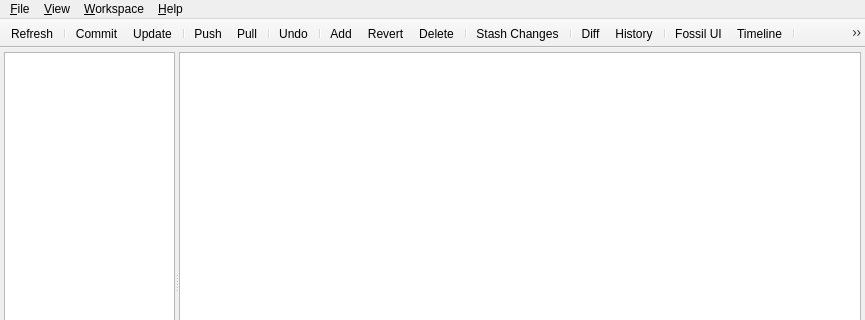
AnotherFoxGuy/diesel-scm, file ui/MainWindow.ui: the form before one commit; both pictures show x 0 to 865 and y 0 to 320 of the 865 by 640 pixel window.
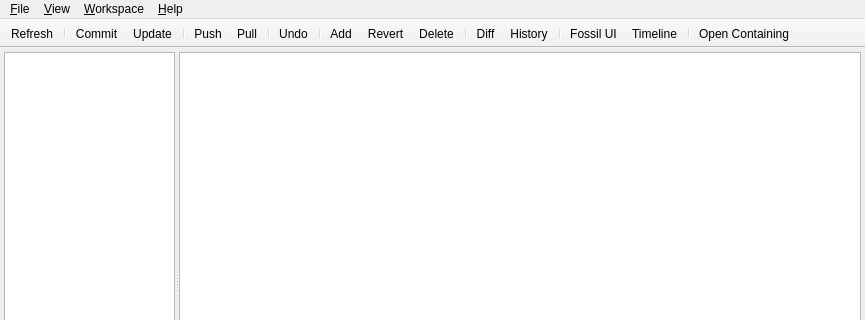
The form after the commit. Icons and pictures are not drawn. Custom widgets are drawn as their Qt base class.

Commit message:
Removed Create Stash from toolbar Changed "Open Containing" icon Minor cosmetic changes
FossilOrigin-Name: 7ebac37b3255e6721889c070b7327a96c63b6c97

```diff
--- a/ui/MainWindow.ui
+++ b/ui/MainWindow.ui
@@ -323,8 +323,6 @@
    <addaction name="actionRevert"/>
    <addaction name="actionDelete"/>
    <addaction name="separator"/>
-   <addaction name="actionCreateStash"/>
-   <addaction name="separator"/>
    <addaction name="actionDiff"/>
    <addaction name="actionHistory"/>
    <addaction name="separator"/>
```
Left out of the diff: 19 changed lines with no effect on the pictures. The commit also changes 3 other files.
